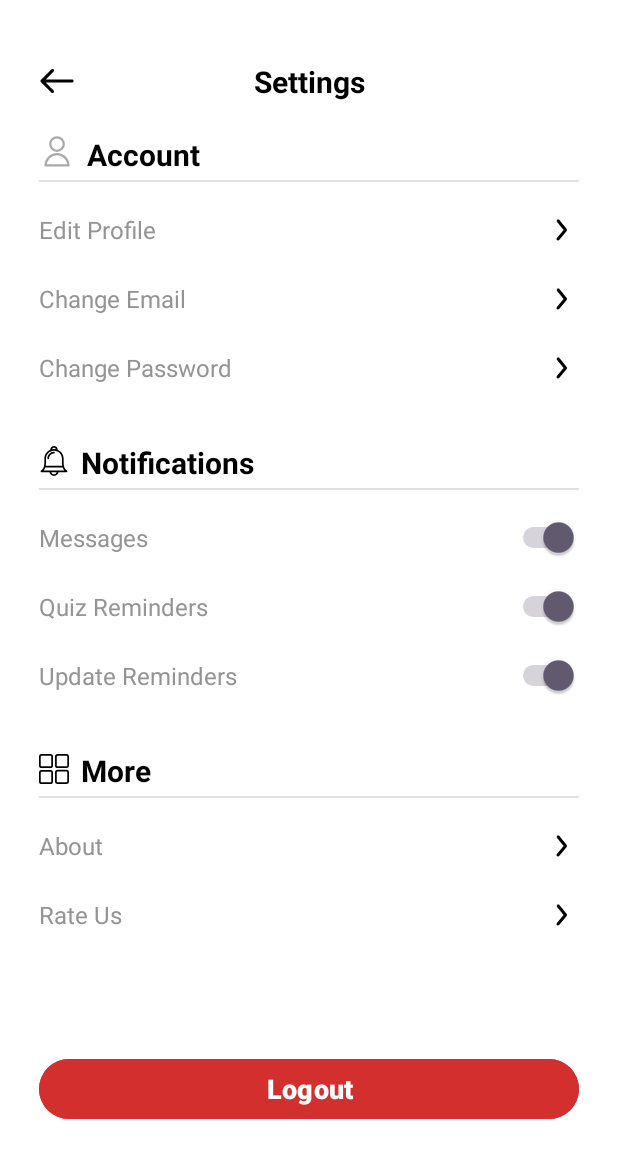
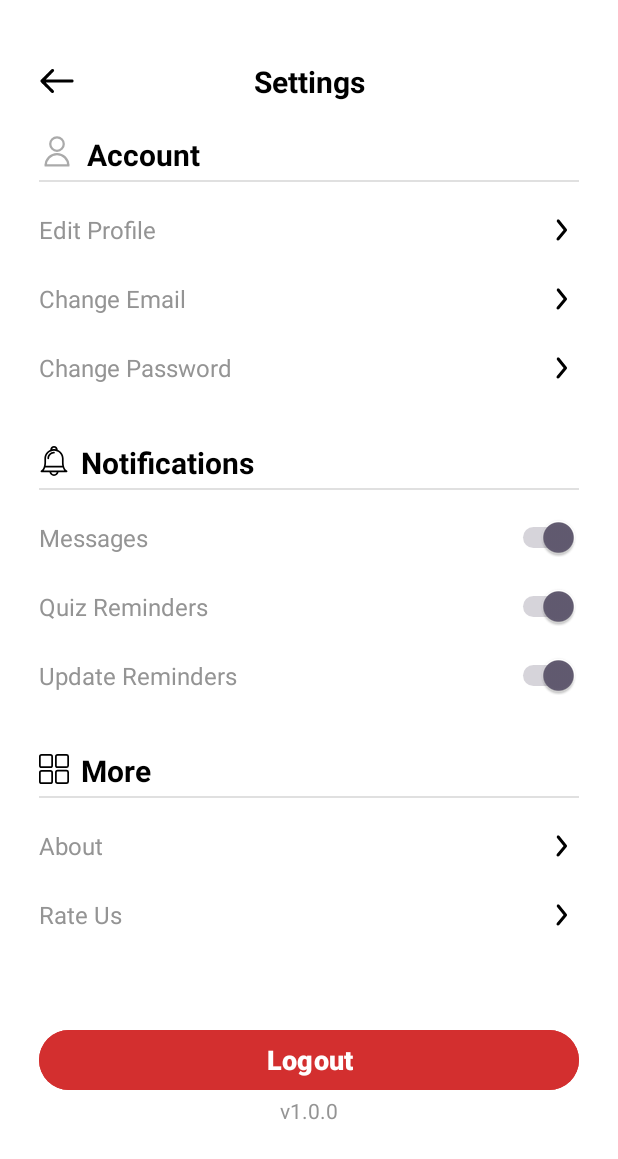
Before and after one commit to PeraByte/Tradeveil, an Android app: the Settings screen opened directly, with no data from a screen before it, on a phone screen of 412 x 824 dp. Shown: the top 1159 px of the screen. Run offline under Robolectric (Android 15) with nearby library versions, the phone set to English and light mode, and no system bars; our stand-ins replace Firebase (no records; nobody signed in at launch, a user with empty details on screens opened directly); Roboto replaces fonts that are not available here; 1 statement that could not run was skipped.

Commit message:
Initial comit v1.0.0

```diff
--- a/app/src/main/res/layout/activity_settings.xml
+++ b/app/src/main/res/layout/activity_settings.xml
@@ -412,15 +412,23 @@
             android:id="@+id/logoutButton"
             android:layout_width="0dp"
             android:layout_height="wrap_content"
-            android:layout_marginTop="48dp"
-            android:layout_marginBottom="24dp"
             android:backgroundTint="#D32F2F"
             android:text="Logout"
             android:textSize="18sp"
             android:textStyle="bold"
+            app:layout_constraintBottom_toTopOf="@+id/textView8"
+            app:layout_constraintEnd_toStartOf="@id/contentGuide"
+            app:layout_constraintStart_toStartOf="parent" />
+
+        <TextView
+            android:id="@+id/textView8"
+            android:layout_width="wrap_content"
+            android:layout_height="wrap_content"
+            android:layout_marginBottom="48dp"
+            android:text="v1.0.0"
+            android:textColor="@color/dark_gray_text"
             app:layout_constraintBottom_toBottomOf="parent"
-            app:layout_constraintEnd_toStartOf="@id/contentGuide"
-            app:layout_constraintStart_toStartOf="parent"
-            app:layout_constraintTop_toBottomOf="@id/moreSection" />
+            app:layout_constraintEnd_toEndOf="parent"
+            app:layout_constraintStart_toStartOf="parent" />
     </androidx.constraintlayout.widget.ConstraintLayout>
 </ScrollView>
--- a/app/src/main/res/navigation/nav_graph.xml
+++ b/app/src/main/res/navigation/nav_graph.xml
@@ -3,7 +3,7 @@
     xmlns:app="http://schemas.android.com/apk/res-auto"
     xmlns:tools="http://schemas.android.com/tools"
     android:id="@+id/nav_graph"
-    app:startDestination="@id/FirstFragment">
+    app:startDestination="@id/homeFragment">
 
 
     <fragment
```
